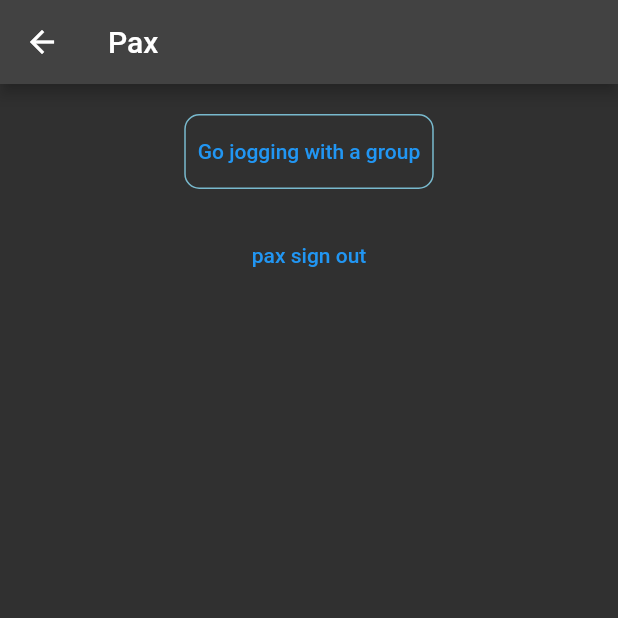
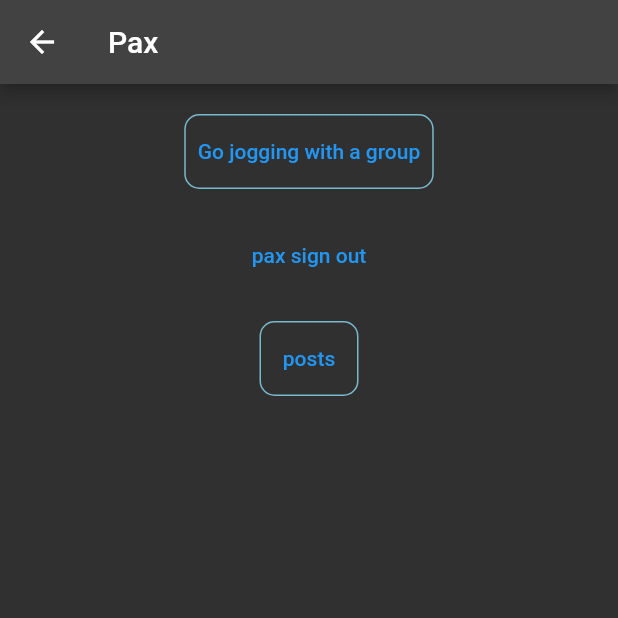
Before and after one commit to l3limp/pax, a Flutter app: the HomeScreen screen opened by its route, on a phone screen of 412 x 824 dp, the top half of it. Run offline on Flutter 3.47's test engine with Material 2 defaults, Android fonts, the phone set to English and light mode, and no system bars; our stand-ins replace cloud_firestore, firebase_auth, firebase_core, like_button; accounts and stored records are empty.

Commit message:
ui left ;-;

```diff
--- a/lib/screens/home.dart
+++ b/lib/screens/home.dart
@@ -22,8 +22,6 @@ Tasks _tasks = Tasks();
 class _HomeScreenState extends State<HomeScreen> {
   @override
   Widget build(BuildContext context) {
-    double _height = MediaQuery.of(context).size.height;
-    double _width = MediaQuery.of(context).size.width;
     _auth = FirebaseAuth.instance;
     _user = FirebaseAuth.instance.currentUser;
     users = FirebaseFirestore.instance.collection('users');
@@ -54,8 +52,8 @@ class _HomeScreenState extends State<HomeScreen> {
                             )),
                         child: TextButton(
                             onPressed: () {
-                                  Navigator.pushNamed(
-                                      context, '/task_page', arguments: {
+                              Navigator.pushNamed(context, '/task_page',
+                                  arguments: {
                                     'taskNumber': snapshot.data!['taskNumber']
                                   });
                             },
@@ -76,6 +74,23 @@ class _HomeScreenState extends State<HomeScreen> {
                 await _auth.signOut();
                 Navigator.popAndPushNamed(context, '/login_page');
               },
+            ),
+            Padding(
+              padding: const EdgeInsets.fromLTRB(0, 20, 0, 20),
+              child: Container(
+                  decoration: BoxDecoration(
+                      borderRadius: BorderRadius.circular(10),
+                      border: Border.all(
+                        color: _theme.secondaryColor,
+                      )),
+                  child: TextButton(
+                      onPressed: () {
+                        Navigator.pushNamed(
+                          context,
+                          '/posts',
+                        );
+                      },
+                      child: Text("posts"))),
             ),
           ],
         ),
--- a/lib/screens/posts/card.dart
+++ b/lib/screens/posts/card.dart
@@ -56,7 +56,7 @@ class _PostCardState extends State<PostCard> {
                     mainAxisSize: MainAxisSize.min,
                     children: [
                       _buildBookTitle(widget.postText),
-                      if (widget.showName)
+                      if (!widget.showName)
                         _buildRichText("By: ", widget.authorName),
                       _buildRichText("Likes: ", widget.likes.toString()),
                       LikeButton(onTap: onLikeButtonTapped),
--- a/lib/screens/posts/posts.dart
+++ b/lib/screens/posts/posts.dart
@@ -68,6 +68,7 @@ class _PostsPageState extends State<PostsPage> {
   getBooks(AsyncSnapshot<QuerySnapshot> snapshot) {
     return snapshot.data!.docs.map((DocumentSnapshot document) {
       Map<String, dynamic> data = document.data()! as Map<String, dynamic>;
+
       return Padding(
         padding: const EdgeInsets.only(bottom: 3.0, top: 7.0),
         child: Column(
@@ -75,7 +76,7 @@ class _PostsPageState extends State<PostsPage> {
             Text(data['activityName']),
             PostCard(
               activityName: data['activityName'],
-              authorName: _user!.uid,
+              authorName: data['author'],
               postText: data['text'],
               likes: data['likes'],
               showName: data['showName'],
```
Also changed, not shown: lib/screens/tasks/write_post.dart (+16 -2 lines). Lines whose indentation alone changed are shown as unchanged.
